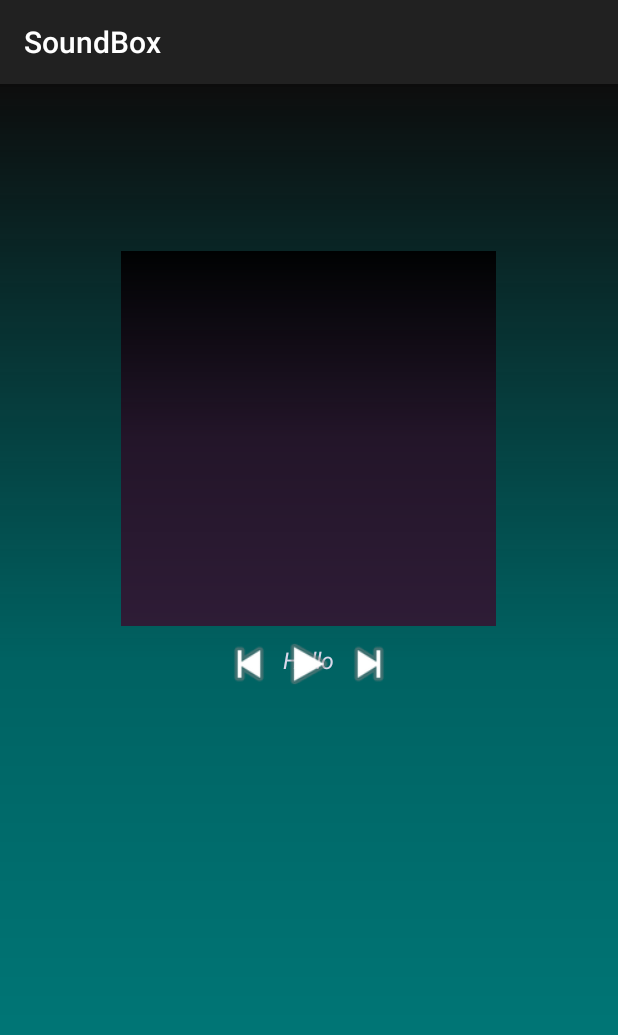
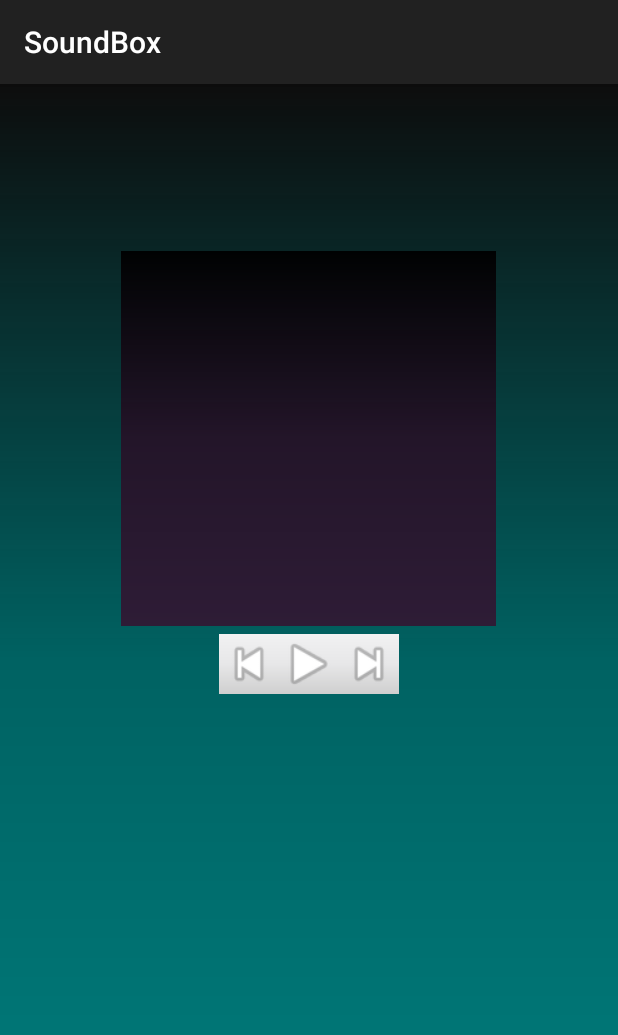
Before and after one commit to aaronsong/SoundBox, an Android app: the screen it shows after launch (MainActivity), on a phone screen of 412 x 824 dp. Shown: the top 1035 px of the screen. Run offline under Robolectric (Android 15) with nearby library versions, the phone set to English and light mode, and no system bars.

Commit message:
Rejected commit: Default

```diff
--- a/app/src/main/res/layout/activity_main.xml
+++ b/app/src/main/res/layout/activity_main.xml
@@ -33,6 +33,7 @@
         android:orientation="horizontal"
         android:id="@+id/LinearLayout"
         android:layout_marginTop="5dp"
+        android:background="@drawable/buttons_bg"
         android:layout_centerHorizontal="true"
         android:layout_below="@+id/artistImage"
         android:layout_width="wrap_content"
```
Also changed, not shown: 1 other file.
